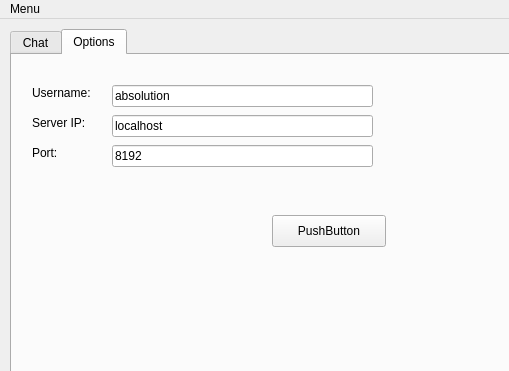
Qt form GUI/clientgui.ui (absolution/Month-2--Chat-Client-) before a commit; both pictures show x 0 to 509 and y 0 to 371 of the 800 by 615 pixel window.
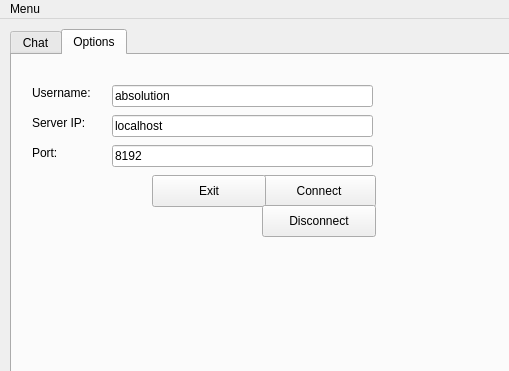
The same form after that commit. The open tabs and pages were chosen to show the change.

```diff
--- a/GUI/clientgui.ui
+++ b/GUI/clientgui.ui
@@ -188,14 +188,40 @@
      <widget class="QPushButton" name="pbConnect">
       <property name="geometry">
        <rect>
-        <x>260</x>
-        <y>160</y>
+        <x>250</x>
+        <y>120</y>
         <width>114</width>
         <height>32</height>
        </rect>
       </property>
       <property name="text">
-       <string>PushButton</string>
+       <string>Connect</string>
+      </property>
+     </widget>
+     <widget class="QPushButton" name="pbExit">
+      <property name="geometry">
+       <rect>
+        <x>140</x>
+        <y>120</y>
+        <width>114</width>
+        <height>32</height>
+       </rect>
+      </property>
+      <property name="text">
+       <string>Exit</string>
+      </property>
+     </widget>
+     <widget class="QPushButton" name="pbDisconnect">
+      <property name="geometry">
+       <rect>
+        <x>250</x>
+        <y>150</y>
+        <width>114</width>
+        <height>32</height>
+       </rect>
+      </property>
+      <property name="text">
+       <string>Disconnect</string>
       </property>
      </widget>
     </widget>
```
Left out of the diff: 16 changed lines with no effect on the pictures.
